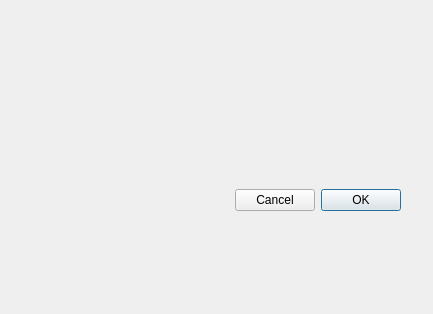
This is src/DTPySide/DTFrame/Ui_DTDialog.ui in Holence/DTPySide as Qt 5 draws it before an edit. The edited form follows.
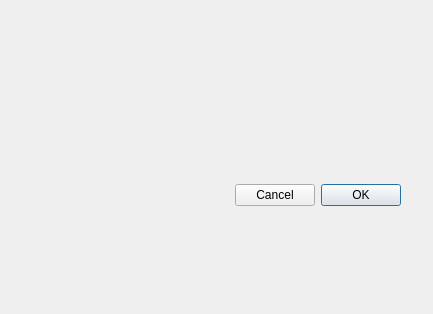
This is the edited form. Custom widgets are drawn as their Qt base class.

```diff
--- a/src/DTPySide/DTFrame/Ui_DTDialog.ui
+++ b/src/DTPySide/DTFrame/Ui_DTDialog.ui
@@ -54,7 +54,7 @@
       <number>32</number>
      </property>
      <property name="bottomMargin">
-      <number>25</number>
+      <number>10</number>
      </property>
     </layout>
    </item>
```
